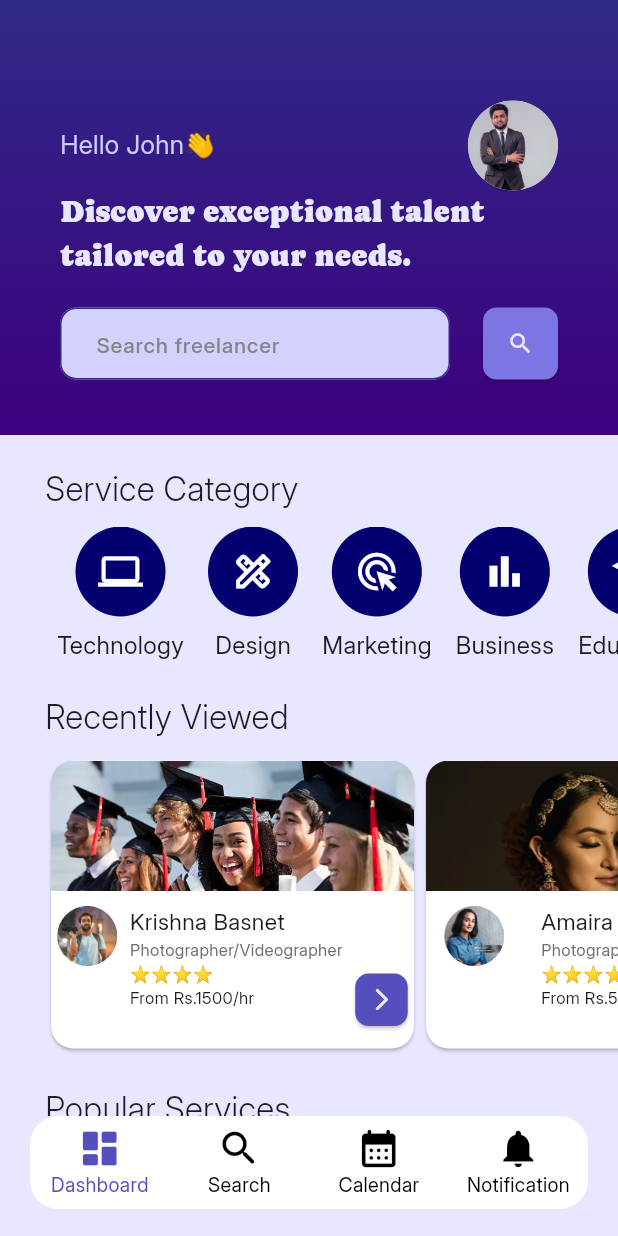
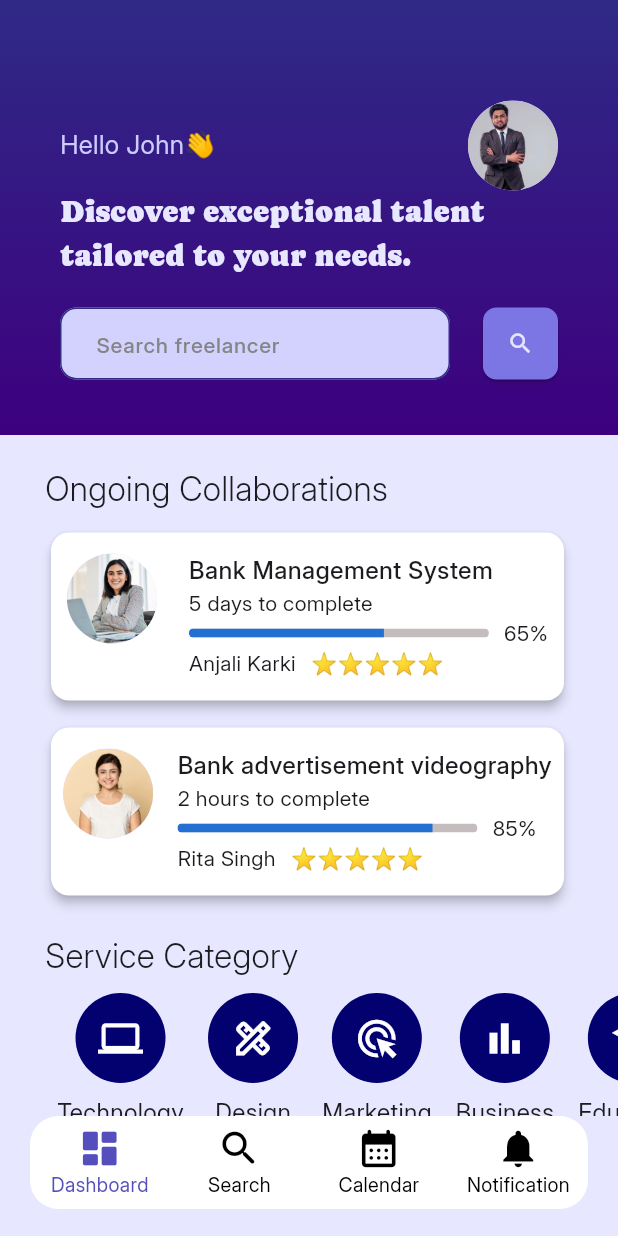
Before and after one commit to Dia505/SkillGrid, a Flutter app: the screen it shows after launch, on a phone screen of 412 x 824 dp. Run offline on Flutter 3.47's test engine with Material 3 defaults, Android fonts, the phone set to English and light mode, and no system bars; our stand-ins replace carousel_slider, google_fonts, lottie, smooth_page_indicator.

Commit message:
Home screen: ongoing collaboration card (common)

```diff
--- /dev/null
+++ b/skill_grid/lib/core/common/home_ongoing_collab_card.dart
@@ -0,0 +1,83 @@
+import 'package:flutter/material.dart';
+
+class HomeOngoingCollabCard extends StatelessWidget {
+  final String freelancerProfileImgPath;
+  final String projectName;
+  final String deadlineDuration;
+  final int completePercent;
+  final String freelancerName;
+  final String rating;
+  // final VoidCallback onPressed;
+
+  const HomeOngoingCollabCard({
+    super.key,
+    required this.freelancerProfileImgPath,
+    required this.projectName,
+    required this.deadlineDuration,
+    required this.completePercent,
+    required this.freelancerName,
+    required this.rating,
+    // required this.onPressed,
+  });
+
+  @override
+  Widget build(BuildContext context) {
+    return SizedBox(
+      width: 350,
+      height: 120,
+
+      child: Card(
+        elevation: 3,
+        color: Colors.white,
+
+        child: Padding(
+          padding: const EdgeInsets.symmetric(vertical: 14.0),
+          child: Row(
+            mainAxisAlignment: MainAxisAlignment.spaceAround,
+            crossAxisAlignment: CrossAxisAlignment.start,
+            children: [
+              CircleAvatar(backgroundImage: AssetImage(freelancerProfileImgPath), radius: 30,),
+
+              Column(
+                crossAxisAlignment: CrossAxisAlignment.start,
+                children: [
+                  Text(projectName, style: const TextStyle(fontFamily: "Inter Medium", fontSize: 16),),
+                  Text("$deadlineDuration to complete"),
+
+                  Row(
+                    children: [
+                      ClipRRect(
+                        borderRadius: BorderRadius.circular(5),
+                        child: SizedBox(
+                          width: 200,
+                          height: 6,
+                          child: LinearProgressIndicator(
+                            value: completePercent/100, // 85% progress (ranges from 0.0 to 1.0)
+                            backgroundColor: const Color(0xFFC5BDBD), // Color of the unfilled part
+                            valueColor: const AlwaysStoppedAnimation<Color>(Color(0xFF236FD2)), // Color of the filled part
+                          ),
+                        ),
+                      ),
+
+                      const SizedBox(width: 10),
+
+                      Text("$completePercent%"),
+                    ],
+                  ),
+
+                  Row(
+                    children: [
+                      Text(freelancerName),
+                      const SizedBox(width: 10),
+                      Text(rating),
+                    ],
+                  )
+                ],
+              )
+            ],
+          ),
+        ),
+      ),
+    );
+  }
+}
--- a/skill_grid/lib/core/common/home_recently_viewed_card.dart
+++ b/skill_grid/lib/core/common/home_recently_viewed_card.dart
@@ -10,7 +10,7 @@ class HomeRecentlyViewedCard extends StatelessWidget {
   // final VoidCallback onPressed;
 
   const HomeRecentlyViewedCard({
-    Key? key,
+    super.key,
     required this.portfolioImgPath,
     required this.freelancerProfileImgPath,
     required this.freelancerName,
@@ -18,7 +18,7 @@ class HomeRecentlyViewedCard extends StatelessWidget {
     required this.rating,
     required this.hourlyRate,
     // required this.onPressed,
-  }) : super(key: key);
+  });
 
   @override
   Widget build(BuildContext context) {
@@ -26,6 +26,7 @@ class HomeRecentlyViewedCard extends StatelessWidget {
       width: 250,
       height: 200,
       child: Card(
+        elevation: 3,
         color: Colors.white,
         shape: RoundedRectangleBorder(borderRadius: BorderRadius.circular(15)),
 
--- a/skill_grid/lib/view/client/dashboard_pages/home_screen_view.dart
+++ b/skill_grid/lib/view/client/dashboard_pages/home_screen_view.dart
@@ -1,4 +1,5 @@
 import 'package:flutter/material.dart';
+import 'package:skill_grid/core/common/home_ongoing_collab_card.dart';
 import 'package:skill_grid/core/common/home_recently_viewed_card.dart';
 
 class HomeScreenView extends StatefulWidget {
@@ -139,6 +140,35 @@ class _HomeScreenViewState extends State<HomeScreenView> {
 
                   children: [
                     const Text(
+                      "Ongoing Collaborations",
+                      style: TextStyle(fontSize: 22, fontFamily: "Inter Light"),
+                    ),
+
+                    const SizedBox(height: 10),
+
+                    const HomeOngoingCollabCard(
+                      freelancerProfileImgPath: "assets/images/istockphoto-1354842602-612x612.jpg",
+                      freelancerName: "Anjali Karki",
+                      projectName: "Bank Management System",
+                      deadlineDuration: "5 days",
+                      completePercent: 65,
+                      rating: "⭐⭐⭐⭐⭐",
+                    ),
+
+                    const SizedBox(height: 10),
+
+                    const HomeOngoingCollabCard(
+                      freelancerProfileImgPath: "assets/images/indian_girl_stock_img.jpg",
+                      freelancerName: "Rita Singh",
+                      projectName: "Bank advertisement videography",
+                      deadlineDuration: "2 hours",
+                      completePercent: 85,
+                      rating: "⭐⭐⭐⭐⭐",
+                    ),
+
+                    const SizedBox(height: 20,),
+
+                    const Text(
                       "Service Category",
                       style: TextStyle(fontSize: 22, fontFamily: "Inter Light"),
                     ),
@@ -205,7 +235,7 @@ class _HomeScreenViewState extends State<HomeScreenView> {
 
                           HomeRecentlyViewedCard(
                             portfolioImgPath: "assets/images/food-photographer-ideas.jpg",
-                            freelancerProfileImgPath: "assets/images/headshot-portrait-indian-girl-posing-studio-headshot-portrait-smiling-millennial-indian-girl-orange-brown-studio-160962677.webp",
+                            freelancerProfileImgPath: "assets/images/indian_girl_stock_img.jpg",
                             freelancerName: "Rita Singh",
                             profession: "Photographer",
                             rating: "⭐⭐⭐⭐⭐",
```
Also changed, not shown: skill_grid/assets/images/headshot-portrait-indian-girl-posing-studio-headshot-portrait-smiling-millennial-indian-girl-orange-brown-studio-160962677.webp (deleted), skill_grid/assets/images/indian_girl_stock_img.jpg (added), skill_grid/assets/images/istockphoto-1354842602-612x612.jpg (added).
